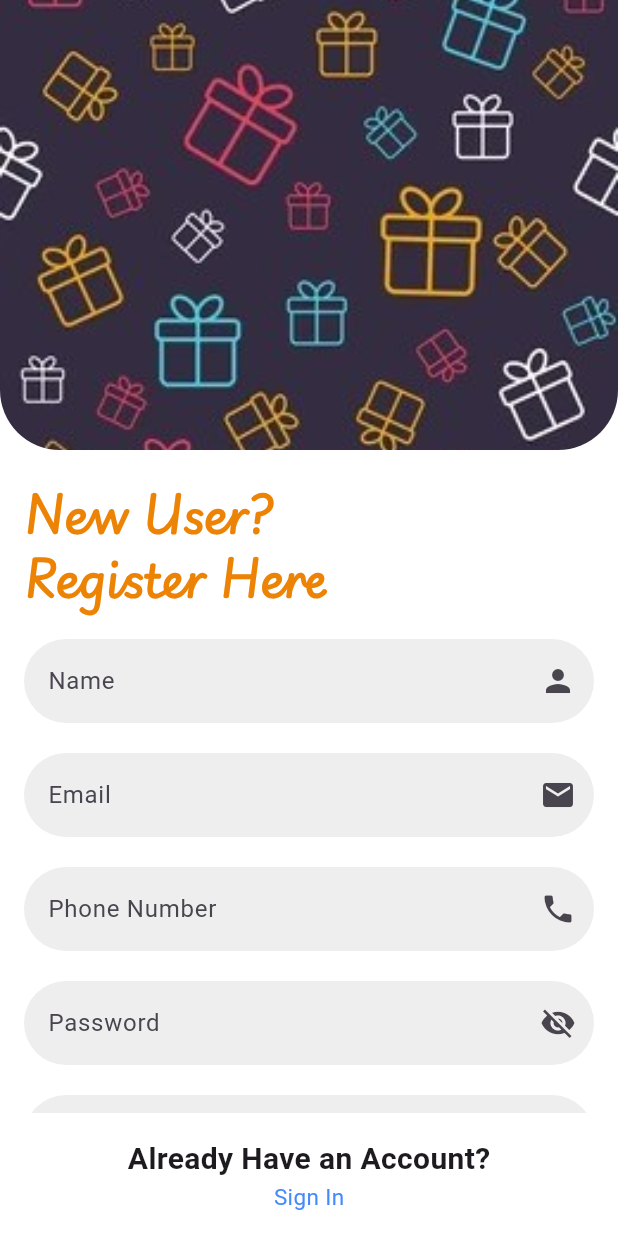
After one commit to Sasa-Indeed/MobileDev_Project-Assessment, a Flutter app: the SignupScreen screen opened by its route, on a phone screen of 412 x 824 dp. The commit adds this screen. Run offline on Flutter 3.47's test engine with Material 3 defaults, Android fonts, the phone set to English and light mode, and no system bars; our stand-ins replace sqflite; missing offline and left inert: circular_menu; accounts and stored records are empty.

Commit message:
Made some routings and made connection with the database

```diff
--- a/Hedieaty_APP/lib/database/databaseVersionControl.dart
+++ b/Hedieaty_APP/lib/database/databaseVersionControl.dart
@@ -102,4 +102,8 @@ class DatabaseVersionControl{
     await deleteDatabase(join(await getDatabasesPath(), _dbName));
   }
 
+  static Future<void> initializeDatabase() async{
+    openDatabase(join(await getDatabasesPath(), _dbName),);
+  }
+
 }
--- a/Hedieaty_APP/lib/database/user_database_services.dart
+++ b/Hedieaty_APP/lib/database/user_database_services.dart
@@ -1,15 +1,20 @@
 import 'package:hedieaty_app/database/databaseVersionControl.dart';
 import 'package:hedieaty_app/models/user.dart';
-import 'package:path/path.dart';
 import 'package:sqflite/sqflite.dart';
 
 class UserDatabaseServices {
 
   static Future<int> insertUser(User user) async {
     final db = await DatabaseVersionControl.getDB();
+    int userId = -1;
+    // Insert the user
+    try{
+      userId = await db.insert("User", user.toJson());
+    } on DatabaseException catch(e){
+      print("Error");
+      return -1;
+    }
 
-    // Insert the user
-    int userId = await db.insert("User", user.toJson(), conflictAlgorithm: ConflictAlgorithm.replace);
 
     // Insert preferences
     for (String preference in user.preferences) {
@@ -70,13 +75,13 @@ class UserDatabaseServices {
     return users;
   }
 
-  Future<User?> getUserByEmail(String email) async {
+  static Future<User?> getUserByEmail(String email, String password) async {
     final db = await DatabaseVersionControl.getDB(); // Assumes a function to connect to your database
 
     final List<Map<String, dynamic>> userResult = await db.query(
       'User',
-      where: 'email = ?',
-      whereArgs: [email],
+      where: 'email = ? AND password = ?',
+      whereArgs: [email, password],
     );
 
     if (userResult.isNotEmpty) {
--- a/Hedieaty_APP/lib/main.dart
+++ b/Hedieaty_APP/lib/main.dart
@@ -6,13 +6,13 @@ import 'pages/event_list_page.dart';
 import 'pages/gift_details_page.dart';
 import 'pages/pledged_gifts.dart';
 import 'pages/login_page.dart';
-import 'pages/signin_page.dart';
+import 'pages/signUp_page.dart';
 
 void main() {
   runApp(
       MaterialApp(
         title: "Hedieaty",
-        home:  LoginScreen(),
+        initialRoute: '/login',
         routes: {
           "/Home"             : (context) => HomeScreen(),
           "/ProfilePage"      : (context) => ProfileScreen(),
--- a/Hedieaty_APP/lib/pages/login_page.dart
+++ b/Hedieaty_APP/lib/pages/login_page.dart
@@ -1,5 +1,12 @@
 import 'package:flutter/material.dart';
 import 'package:hedieaty_app/custom_widgets/colors.dart';
+import 'package:hedieaty_app/models/user.dart';
+import 'package:hedieaty_app/models/user.dart';
+import 'package:hedieaty_app/database/user_database_services.dart';
+import 'package:hedieaty_app/database/databaseVersionControl.dart';
+
+
+
 
 class LoginScreen extends StatefulWidget {
   const LoginScreen({super.key});
@@ -13,10 +20,67 @@ class _LoginScreenState extends State<LoginScreen> {
   final _passwordController = TextEditingController();
   bool _isPasswordVisible = false;
 
-  void _loginUser(BuildContext context) {
-    ScaffoldMessenger.of(context).showSnackBar(
-      SnackBar(content: Text("Login functionality not implemented.")),
+  Future<void> initializeDatabase() async {
+    // Your database initialization logic
+    await DatabaseVersionControl.initializeDatabase();
+    print("Database connected!");
+  }
+
+
+  bool _isValidEmail(String email) {
+    final emailRegex = RegExp(r'^[a-zA-Z0-9._%+-]+@[a-zA-Z0-9.-]+\.[a-zA-Z]{2,}$');
+    return emailRegex.hasMatch(email);
+  }
+
+  void _showPopup(BuildContext context, String title, String message) {
+    showDialog(
+      context: context,
+      builder: (context) => AlertDialog(
+        title: Text(title),
+        content: Text(message),
+        actions: [
+          TextButton(
+            onPressed: () => Navigator.pop(context),
+            child: const Text("OK"),
+          ),
+        ],
+      ),
     );
+  }
+
+  void _loginUser(BuildContext context) async {
+    // Validate email format
+    final email = _emailController.text.trim();
+    final password = _passwordController.text.trim();
+
+    if (!_isValidEmail(email)) {
+      _showPopup(context, "Invalid Email", "Please enter a valid email address.");
+      return;
+    }
+
+    try {
+      // Fetch user from database
+      User? user = await UserDatabaseServices.getUserByEmail(email, password);
+
+      if (user == null) {
+        // User not found
+        _showPopup(context, "Login Failed", "Incorrect email or password.");
+      } else {
+        // Login successful, navigate to Home
+        Navigator.pushNamed(context, '/Home');
+      }
+    } catch (e) {
+      // Handle any errors that occur during database operations
+      _showPopup(context, "Error", "An error occurred while logging in. Please try again.");
+    }
+  }
+
+  @override
+  void initState() {
+    super.initState();
+
+    // Initialize database connection when the widget is first created
+    initializeDatabase();
   }
 
   @override
--- /dev/null
+++ b/Hedieaty_APP/lib/pages/signUp_page.dart
@@ -0,0 +1,353 @@
+import 'package:flutter/material.dart';
+import '../custom_widgets/colors.dart';
+import 'package:hedieaty_app/models/user.dart';
+import 'package:hedieaty_app/database/user_database_services.dart';
+
+class SignupScreen extends StatefulWidget {
+  const SignupScreen({super.key});
+
+  @override
+  State<StatefulWidget> createState() => _SignupScreenState();
+}
+
+class _SignupScreenState extends State<SignupScreen> {
+  final List<String> _preferences = [
+    "Books",
+    "Clothes",
+    "Electronics",
+    "Experiences ",
+    "Food/Gourmet Items",
+    "Gift Cards",
+    "Home Decor",
+    "Jewelry",
+    "Personal Care Products",
+    "Subscriptions ",
+    "Toys/Games"
+  ];
+
+  List<String> _selectedPreferences = []; // List for selected preferences
+  bool _notificationsEnabled = false; // For notification toggle
+  IconData _iconImage = Icons.notifications_off_rounded;
+
+  final _nameController = TextEditingController();
+  final _emailController = TextEditingController();
+  final _phoneController = TextEditingController();
+  final _passwordController = TextEditingController();
+  final _confirmPasswordController = TextEditingController();
+  bool _isPasswordVisible = false;
+  bool _isConfirmPasswordVisible = false;
+
+  bool _isValidEmail(String email) {
+    final emailRegex = RegExp(r'^[a-zA-Z0-9._%+-]+@[a-zA-Z0-9.-]+\.[a-zA-Z]{2,}$');
+    return emailRegex.hasMatch(email);
+  }
+
+  void _showPopup(BuildContext context, String title, String message) {
+    showDialog(
+      context: context,
+      builder: (context) => AlertDialog(
+        title: Text(title),
+        content: Text(message),
+        actions: [
+          TextButton(
+            onPressed: () => Navigator.pop(context),
+            child: const Text("OK"),
+          ),
+        ],
+      ),
+    );
+  }
+
+  void _registerUser() async {
+    final name = _nameController.text.trim();
+    final email = _emailController.text.trim();
+    final phone = _phoneController.text.trim();
+    final password = _passwordController.text.trim();
+    final Cpassword = _confirmPasswordController.text.trim();
+
+    if(name.isEmpty || email.isEmpty || phone.isEmpty
+        || password.isEmpty || _selectedPreferences.isEmpty){
+      _showPopup(context, "Missing Field(s)", "Please enter the data in all the fields.");
+      return;
+    }
+
+    if(password != Cpassword){
+      _showPopup(context, "Password Mismatch", "Please enter the password again.");
+      return;
+    }else if(!_isValidEmail(email)){
+      _showPopup(context, "Invalid Email", "Please enter a valid email address.");
+      return;
+    }
+
+    User user = User(
+      name: name,
+      email: email,
+      password: password,
+      phoneNumber: phone,
+      isNotificationEnabled: _notificationsEnabled,
+      preferences: _selectedPreferences,
+    );
+
+    int userId = await UserDatabaseServices.insertUser(user);
+
+    if(userId < 0){
+      _showPopup(context, "User Already Exists", "Please enter a new email address or sign in.");
+      return;
+    }else{
+      Navigator.pushNamed(context, '/Home');
+    }
+
+  }
+
+  @override
+  Widget build(BuildContext context) {
+    return Scaffold(
+      resizeToAvoidBottomInset: true, // Ensure the layout adjusts when the keyboard is open
+      backgroundColor: Colors.white,
+      body: Column(
+          children: [
+            Expanded(
+              child: SingleChildScrollView(
+                // Dynamic padding for keyboard
+                child: Column(
+                  crossAxisAlignment: CrossAxisAlignment.stretch,
+                  children: [
+                    // Top Image
+                    Stack(
+                      children: [
+                        Container(
+                          height: 300,
+                          decoration: const BoxDecoration(
+                            image: DecorationImage(
+                              image: AssetImage('asset/SignInImage.jpeg'),
+                              fit: BoxFit.cover,
+                            ),
+                            borderRadius: BorderRadius.vertical(
+                              bottom: Radius.circular(40),
+                            ),
+                          ),
+                        ),
+                      ],
+                    ),
+                    // Form Fields
+                    Padding(
+                      padding: const EdgeInsets.symmetric(horizontal: 16.0, vertical: 20.0),
+                      child: Column(
+                        crossAxisAlignment: CrossAxisAlignment.start,
+                        children: [
+                          const Text(
+                            "New User?\nRegister Here",
+                            style: TextStyle(
+                              fontSize: 30,
+                              fontWeight: FontWeight.bold,
+                              fontFamily: "playWrite",
+                              color: MyColors.orange,
+                            ),
+                          ),
+                          const SizedBox(height: 20),
+                          _buildTextField(
+                            controller: _nameController,
+                            label: "Name",
+                            icon: Icons.person,
+                          ),
+                          const SizedBox(height: 20),
+                          _buildTextField(
+                            controller: _emailController,
+                            label: "Email",
+                            icon: Icons.email,
+                          ),
+                          const SizedBox(height: 20),
+                          _buildTextField(
+                            controller: _phoneController,
+                            label: "Phone Number",
+                            icon: Icons.phone,
+                          ),
+                          const SizedBox(height: 20),
+                          _buildTextField(
+                            controller: _passwordController,
+                            label: "Password",
+                            icon: Icons.lock,
+                            obscureText: !_isPasswordVisible,
+                            onVisibilityToggle: () {
+                              setState(() {
+                                _isPasswordVisible = !_isPasswordVisible;
+                              });
+                            },
+                          ),
+                          const SizedBox(height: 20),
+                          _buildTextField(
+                            controller: _confirmPasswordController,
+                            label: "Confirm Password",
+                            icon: Icons.lock,
+                            obscureText: !_isConfirmPasswordVisible,
+                            onVisibilityToggle: () {
+                              setState(() {
+                                _isConfirmPasswordVisible = !_isConfirmPasswordVisible;
+                              });
+                            },
+                          ),
+                          const SizedBox(height: 20),
+
+                          // Preferences Dropdown
+                          const Text(
+                            "Select Your Preferences",
+                            style: TextStyle(fontSize: 16, fontWeight: FontWeight.bold),
+                          ),
+                          const SizedBox(height: 10),
+                          DropdownButtonFormField<String>(
+                            decoration: InputDecoration(
+                              filled: true,
+                              fillColor: Colors.grey[200],
+                              border: OutlineInputBorder(
+                                borderRadius: BorderRadius.circular(30),
+                                borderSide: BorderSide.none,
+                              ),
+                            ),
+                            items: _preferences
+                                .map((preference) => DropdownMenuItem<String>(
+                              value: preference,
+                              child: Text(preference, overflow: TextOverflow.ellipsis),
+                            ))
+                                .toList(),
+                            onChanged: (value) {
+                              if (value != null && !_selectedPreferences.contains(value)) {
+                                setState(() {
+                                  _selectedPreferences.add(value); // Add selected preference
+                                });
+                              }
+                            },
+                          ),
+                          const SizedBox(height: 20),
+
+                          // Display Selected Preferences as Chips
+                          Wrap(
+                            spacing: 10,
+                            children: _selectedPreferences
+                                .map((preference) => Chip(
+                              label: Text(preference),
+                              onDeleted: () {
+                                setState(() {
+                                  _selectedPreferences.remove(preference); // Remove preference
+                                });
+                              },
+                            ))
+                                .toList(),
+                          ),
+                          const SizedBox(height: 20),
+                          // Notifications Toggle
+                          SwitchListTile(
+                            title: const Text(
+                              "Enable Notifications",
+                              style: TextStyle(fontSize: 16, fontWeight: FontWeight.bold),
+                            ),
+                            activeTrackColor: MyColors.orange,
+                            secondary: Icon(_iconImage),
+                            value: _notificationsEnabled,
+                            onChanged: (value) {
+                              setState(() {
+                                _notificationsEnabled = value; // Toggle notifications
+                                if(value){
+                                  _iconImage = Icons.notifications_active_rounded;
+                                }else{
+                                  _iconImage = Icons.notifications_off_rounded;
+                                }
+                              });
+                            },
+                          ),
+                          const SizedBox(height: 20),
+                          Align(
+                            alignment: Alignment.center,
+                            child: Container(
+                              decoration: BoxDecoration(
+                                borderRadius: BorderRadius.circular(30),
+                                gradient: const LinearGradient(colors: [MyColors.orange, MyColors.blue]),
+                              ),
+                              child: ElevatedButton(
+                                onPressed: _registerUser,
+                                style: ElevatedButton.styleFrom(
+                                  padding: const EdgeInsets.symmetric(horizontal: 50, vertical: 14),
+                                  backgroundColor: Colors.transparent,
+                                  shadowColor: Colors.transparent,
+                                ),
+                                child: const Text(
+                                  "Signup",
+                                  style: TextStyle(
+                                    color: Colors.white,
+                                    fontWeight: FontWeight.bold,
+                                    fontSize: 15,
+                                    fontFamily: "poppins",
+                                  ),
+                                ),
+                              ),
+                            ),
+                          ),
+                          const SizedBox(height: 20),
+                        ],
+                      ),
+                    ),
+                  ],
+                ),
+              ),
+            ),
+            // Bottom GestureDetector
+            GestureDetector(
+              onTap: () {
+                Navigator.pop(context);
+              },
+              child: Container(
+                color: Colors.white,
+                padding: const EdgeInsets.all(16.0),
+                child: const Column(
+                  mainAxisSize: MainAxisSize.min,
+                  children: [
+                    Text(
+                      "Already Have an Account?",
+                      style: TextStyle(
+                        fontWeight: FontWeight.bold,
+                        fontSize: 20,
+                      ),
+                    ),
+                    Text(
+                      "Sign In",
+                      style: TextStyle(
+                        fontSize: 15,
+                        color: Colors.blueAccent,
+                      ),
+                    ),
+                  ],
+                ),
+              ),
+            ),
+          ],
+        ),
+    );
+  }
+
+  Widget _buildTextField({
+    required TextEditingController controller,
+    required String label,
+    required IconData icon,
+    bool obscureText = false,
+    VoidCallback? onVisibilityToggle,
+  }) {
+    return TextField(
+      controller: controller,
+      obscureText: obscureText,
+      decoration: InputDecoration(
+        labelText: label,
+        suffixIcon: onVisibilityToggle != null
+            ? GestureDetector(
+          onTap: onVisibilityToggle,
+          child: Icon(obscureText ? Icons.visibility_off : Icons.visibility),
+        )
+            : Icon(icon),
+        filled: true,
+        fillColor: Colors.grey[200],
+        border: OutlineInputBorder(
+          borderRadius: BorderRadius.circular(30),
+          borderSide: BorderSide.none,
+        ),
+      ),
+    );
+  }
+}
```
Also changed, not shown: Hedieaty_APP/lib/custom_widgets/circularMenuButton.dart (+23 -27 lines), Hedieaty_APP/lib/pages/home_page.dart (+47 -3 lines), Hedieaty_APP/lib/pages/profile_page.dart (+22 -32 lines), 1 other file.
